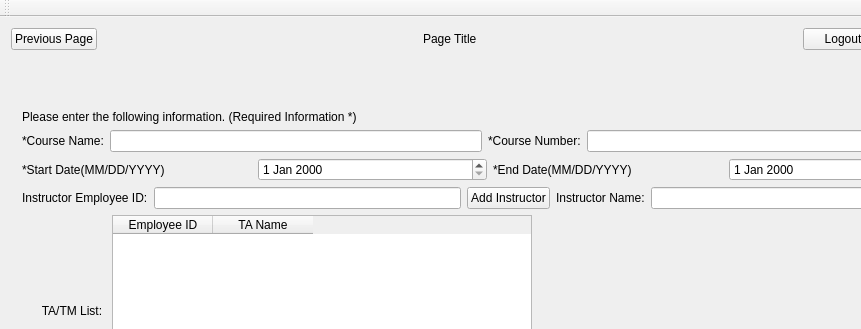
Qt form src/streamlinedgradingsystem.ui (ijh165/StreamlinedGradingSystem) before a commit; both pictures show x 0 to 861 and y 0 to 329 of the 980 by 744 pixel window.
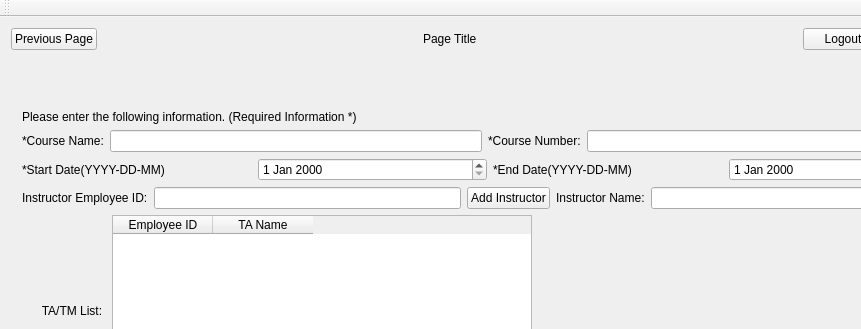
The same form after that commit. The open tabs and pages were chosen to show the change.

```diff
--- a/src/streamlinedgradingsystem.ui
+++ b/src/streamlinedgradingsystem.ui
@@ -1193,7 +1193,7 @@
                 <item>
                  <widget class="QLabel" name="label_27">
                   <property name="text">
-                   <string>*Start Date(MM/DD/YYYY)</string>
+                   <string>*Start Date(YYYY-DD-MM)</string>
                   </property>
                  </widget>
                 </item>
@@ -1203,7 +1203,7 @@
                 <item>
                  <widget class="QLabel" name="label_28">
                   <property name="text">
-                   <string>*End Date(MM/DD/YYYY)</string>
+                   <string>*End Date(YYYY-DD-MM)</string>
                   </property>
                  </widget>
                 </item>
```
Left out of the diff: 4 changed lines with no effect on the pictures.
